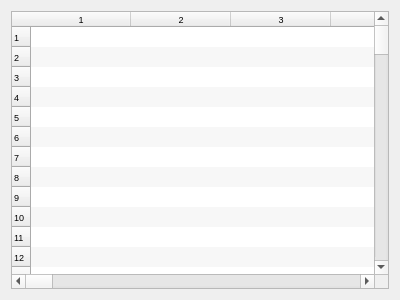
This is table.ui in mattianeroni/gefplus as Qt 5 draws it before an edit. The edited form follows.
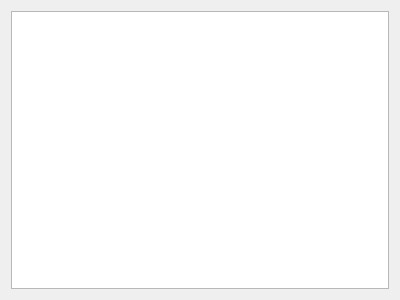
This is the edited form.

The edit to the form file:
```diff
--- a/table.ui
+++ b/table.ui
@@ -13,268 +13,57 @@
   <property name="windowTitle">
    <string>Form</string>
   </property>
-  <layout class="QVBoxLayout" name="verticalLayout">
+  <layout class="QHBoxLayout" name="horizontalLayout_2">
    <item>
-    <widget class="QTableWidget" name="tableWidget">
-     <property name="sizePolicy">
-      <sizepolicy hsizetype="Preferred" vsizetype="Preferred">
-       <horstretch>0</horstretch>
-       <verstretch>0</verstretch>
-      </sizepolicy>
+    <layout class="QVBoxLayout" name="verticalLayout">
+     <property name="sizeConstraint">
+      <enum>QLayout::SetNoConstraint</enum>
      </property>
-     <property name="font">
-      <font>
-       <pointsize>7</pointsize>
-       <weight>50</weight>
-       <bold>false</bold>
-      </font>
-     </property>
-     <property name="autoFillBackground">
-      <bool>false</bool>
-     </property>
-     <property name="dragDropMode">
-      <enum>QAbstractItemView::NoDragDrop</enum>
-     </property>
-     <property name="alternatingRowColors">
-      <bool>true</bool>
-     </property>
-     <property name="textElideMode">
-      <enum>Qt::ElideMiddle</enum>
-     </property>
-     <property name="showGrid">
-      <bool>false</bool>
-     </property>
-     <property name="rowCount">
-      <number>100</number>
-     </property>
-     <property name="columnCount">
-      <number>100</number>
-     </property>
-     <attribute name="horizontalHeaderCascadingSectionResizes">
-      <bool>false</bool>
-     </attribute>
-     <attribute name="horizontalHeaderDefaultSectionSize">
-      <number>100</number>
-     </attribute>
-     <attribute name="horizontalHeaderHighlightSections">
-      <bool>true</bool>
-     </attribute>
-     <attribute name="horizontalHeaderShowSortIndicator" stdset="0">
-      <bool>false</bool>
-     </attribute>
-     <attribute name="horizontalHeaderStretchLastSection">
-      <bool>false</bool>
-     </attribute>
-     <attribute name="verticalHeaderMinimumSectionSize">
-      <number>15</number>
-     </attribute>
-     <attribute name="verticalHeaderDefaultSectionSize">
-      <number>20</number>
-     </attribute>
-     <attribute name="verticalHeaderShowSortIndicator" stdset="0">
-      <bool>false</bool>
-     </attribute>
-     <row/>
-     <row/>
-     <row/>
-     <row/>
-     <row/>
-     <row/>
-     <row/>
-     <row/>
-     <row/>
-     <row/>
-     <row/>
-     <row/>
-     <row/>
-     <row/>
-     <row/>
-     <row/>
-     <row/>
-     <row/>
-     <row/>
-     <row/>
-     <row/>
-     <row/>
-     <row/>
-     <row/>
-     <row/>
-     <row/>
-     <row/>
-     <row/>
-     <row/>
-     <row/>
-     <row/>
-     <row/>
-     <row/>
-     <row/>
-     <row/>
-     <row/>
-     <row/>
-     <row/>
-     <row/>
-     <row/>
-     <row/>
-     <row/>
-     <row/>
-     <row/>
-     <row/>
-     <row/>
-     <row/>
-     <row/>
-     <row/>
-     <row/>
-     <row/>
-     <row/>
-     <row/>
-     <row/>
-     <row/>
-     <row/>
-     <row/>
-     <row/>
-     <row/>
-     <row/>
-     <row/>
-     <row/>
-     <row/>
-     <row/>
-     <row/>
-     <row/>
-     <row/>
-     <row/>
-     <row/>
-     <row/>
-     <row/>
-     <row/>
-     <row/>
-     <row/>
-     <row/>
-     <row/>
-     <row/>
-     <row/>
-     <row/>
-     <row/>
-     <row/>
-     <row/>
-     <row/>
-     <row/>
-     <row/>
-     <row/>
-     <row/>
-     <row/>
-     <row/>
-     <row/>
-     <row/>
-     <row/>
-     <row/>
-     <row/>
-     <row/>
-     <row/>
-     <row/>
-     <row/>
-     <row/>
-     <row/>
-     <column/>
-     <column/>
-     <column/>
-     <column/>
-     <column/>
-     <column/>
-     <column/>
-     <column/>
-     <column/>
-     <column/>
-     <column/>
-     <column/>
-     <column/>
-     <column/>
-     <column/>
-     <column/>
-     <column/>
-     <column/>
-     <column/>
-     <column/>
-     <column/>
-     <column/>
-     <column/>
-     <column/>
-     <column/>
-     <column/>
-     <column/>
-     <column/>
-     <column/>
-     <column/>
-     <column/>
-     <column/>
-     <column/>
-     <column/>
-     <column/>
-     <column/>
-     <column/>
-     <column/>
-     <column/>
-     <column/>
-     <column/>
-     <column/>
-     <column/>
-     <column/>
-     <column/>
-     <column/>
-     <column/>
-     <column/>
-     <column/>
-     <column/>
-     <column/>
-     <column/>
-     <column/>
-     <column/>
-     <column/>
-     <column/>
-     <column/>
-     <column/>
-     <column/>
-     <column/>
-     <column/>
-     <column/>
-     <column/>
-     <column/>
-     <column/>
-     <column/>
-     <column/>
-     <column/>
-     <column/>
-     <column/>
-     <column/>
-     <column/>
-     <column/>
-     <column/>
-     <column/>
-     <column/>
-     <column/>
-     <column/>
-     <column/>
-     <column/>
-     <column/>
-     <column/>
-     <column/>
-     <column/>
-     <column/>
-     <column/>
-     <column/>
-     <column/>
-     <column/>
-     <column/>
-     <column/>
-     <column/>
-     <column/>
-     <column/>
-     <column/>
-     <column/>
-     <column/>
-     <column/>
-     <column/>
-     <column/>
-    </widget>
+     <item>
+      <layout class="QHBoxLayout" name="horizontalLayout">
+       <property name="sizeConstraint">
+        <enum>QLayout::SetNoConstraint</enum>
+       </property>
+       <item>
+        <widget class="QTableView" name="table">
+         <property name="sizePolicy">
+          <sizepolicy hsizetype="Preferred" vsizetype="Preferred">
+           <horstretch>0</horstretch>
+           <verstretch>0</verstretch>
+          </sizepolicy>
+         </property>
+         <property name="mouseTracking">
+          <bool>false</bool>
+         </property>
+         <property name="tabletTracking">
+          <bool>false</bool>
+         </property>
+         <property name="contextMenuPolicy">
+          <enum>Qt::DefaultContextMenu</enum>
+         </property>
+         <property name="layoutDirection">
+          <enum>Qt::LeftToRight</enum>
+         </property>
+         <property name="alternatingRowColors">
+          <bool>true</bool>
+         </property>
+         <property name="sortingEnabled">
+          <bool>false</bool>
+         </property>
+         <attribute name="horizontalHeaderShowSortIndicator" stdset="0">
+          <bool>false</bool>
+         </attribute>
+         <attribute name="verticalHeaderMinimumSectionSize">
+          <number>24</number>
+         </attribute>
+         <attribute name="verticalHeaderShowSortIndicator" stdset="0">
+          <bool>false</bool>
+         </attribute>
+        </widget>
+       </item>
+      </layout>
+     </item>
+    </layout>
    </item>
   </layout>
  </widget>
```
